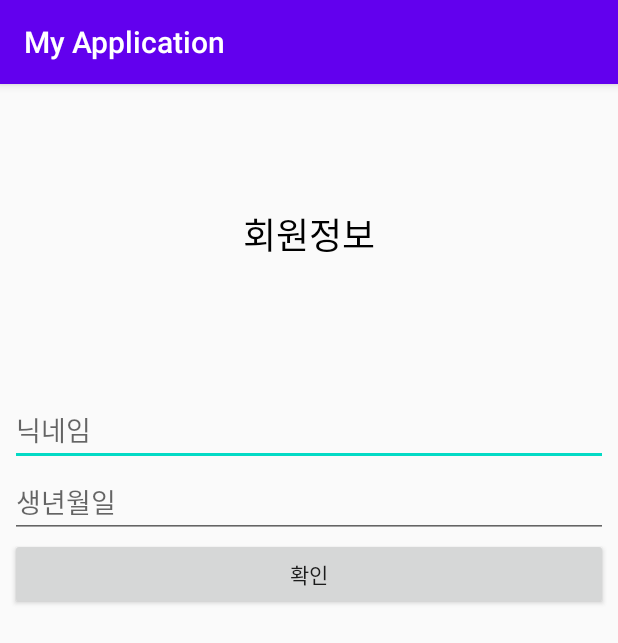
After one commit to SWcapstone-2020/ClothesC, an Android app: the InfoActivity screen opened directly, with no data from a screen before it, on a phone screen of 412 x 824 dp. The commit adds this screen. Shown: the top 643 px of the screen. Run offline under Robolectric (Android 15) with nearby library versions, the phone set to English and light mode, and no system bars; our stand-ins replace Firebase (no records; nobody signed in at launch, a user with empty details on screens opened directly).

Commit message:
프로필 변경 추가

```diff
--- a/clothesC/app/build.gradle
+++ b/clothesC/app/build.gradle
@@ -10,6 +10,7 @@ android {
         targetSdkVersion 29
         versionCode 1
         versionName "1.0"
+        multiDexEnabled true
 
         testInstrumentationRunner "androidx.test.runner.AndroidJUnitRunner"
     }
@@ -34,8 +35,9 @@ dependencies {
     implementation 'gun0912.ted:tedpermission:2.0.0'
     androidTestImplementation 'com.android.support.test:runner:1.0.2'
     androidTestImplementation 'com.android.support.test.espresso:espresso-core:3.0.2'
+    implementation 'com.google.firebase:firebase-firestore:21.2.1'
 
-
+    implementation 'com.android.support:multidex:1.0.3'
     testImplementation 'junit:junit:4.12'
     androidTestImplementation 'androidx.test.ext:junit:1.1.1'
     androidTestImplementation 'androidx.test.espresso:espresso-core:3.2.0'
--- a/clothesC/app/src/main/AndroidManifest.xml
+++ b/clothesC/app/src/main/AndroidManifest.xml
@@ -18,6 +18,8 @@
         android:roundIcon="@mipmap/ic_launcher_round"
         android:supportsRtl="true"
         android:theme="@style/AppTheme">
+<!--        android:name="android.support.multidex.MultiDexApplication"-->
+
 
         <activity android:name=".MainActivity">
             <intent-filter>
@@ -30,6 +32,7 @@
         <activity android:name=".LoginActivity"></activity>
         <activity android:name=".PasswordResetActivity"></activity>
         <activity android:name=".CameraActivity"></activity>
+        <activity android:name=".InfoActivity"></activity>
         <activity android:name=".ClothesItemPageActivity" android:theme="@style/AppTheme.NoActionBar"></activity>
 
         <!--        "com.example.prac2"-->
--- a/clothesC/app/src/main/java/com/example/myapplication/LoginActivity.java
+++ b/clothesC/app/src/main/java/com/example/myapplication/LoginActivity.java
@@ -5,10 +5,12 @@ import android.content.Intent;
 import android.os.Bundle;
 import android.util.Log;
 import android.view.View;
+import android.view.ViewGroup;
 import android.widget.EditText;
 import android.widget.Toast;
 
 import androidx.annotation.NonNull;
+import androidx.annotation.Nullable;
 import androidx.appcompat.app.AppCompatActivity;
 
 import com.google.android.gms.tasks.OnCompleteListener;
@@ -16,6 +18,8 @@ import com.google.android.gms.tasks.Task;
 import com.google.firebase.auth.AuthResult;
 import com.google.firebase.auth.FirebaseAuth;
 import com.google.firebase.auth.FirebaseUser;
+
+import java.util.zip.Inflater;
 
 public class LoginActivity extends AppCompatActivity {
     private FirebaseAuth mAuth;
@@ -27,7 +31,6 @@ public class LoginActivity extends AppCompatActivity {
         //▲ activity_login xml 연결
 
         mAuth = FirebaseAuth.getInstance();
-
         findViewById(R.id.loginButton).setOnClickListener(onClickListener);
         //▲ activity_log xml에서 id값이 loginButton을 가지는 애가 클릭 될때 onClickListener 함수 발생
         findViewById(R.id.signButton).setOnClickListener(onClickListener);
--- /dev/null
+++ b/clothesC/app/src/main/res/layout/activity_info.xml
@@ -0,0 +1,48 @@
+<?xml version="1.0" encoding="utf-8"?>
+<LinearLayout xmlns:android="http://schemas.android.com/apk/res/android"
+    android:layout_width="match_parent"
+    android:layout_height="match_parent"
+    android:orientation="vertical">
+
+    <TextView
+        android:id="@+id/login"
+        style="bold"
+        android:layout_width="match_parent"
+        android:layout_height="200dp"
+        android:gravity="center"
+        android:text="회원정보"
+        android:textColor="#000000"
+        android:textSize="24sp" />
+
+    <LinearLayout
+        android:layout_width="match_parent"
+        android:layout_height="match_parent"
+        android:layout_weight="1"
+        android:orientation="vertical"
+        android:padding="10px">
+
+        <EditText
+            android:id="@+id/nameEditText"
+            android:layout_width="match_parent"
+            android:layout_height="wrap_content"
+            android:ems="10"
+            android:hint="닉네임"
+            android:inputType="textPersonName" />
+
+        <EditText
+            android:id="@+id/BirthdayEditText"
+            android:layout_width="match_parent"
+            android:layout_height="wrap_content"
+            android:ems="10"
+            android:hint="생년월일"
+            android:inputType="date" />
+
+        <Button
+            android:id="@+id/checkButton"
+            android:layout_width="match_parent"
+            android:layout_height="wrap_content"
+            android:text="확인" />
+
+    </LinearLayout>
+
+</LinearLayout>
```
Also changed, not shown: clothesC/app/src/main/java/com/example/myapplication/InfoActivity.java (added, +83 -0 lines), clothesC/app/src/main/java/com/example/myapplication/MainActivity.java (+15 -8 lines), clothesC/app/src/main/java/com/example/myapplication/MemberInfo.java (added, +28 -0 lines), clothesC/app/src/main/res/layout/activity_main.xml (+8 -0 lines).
